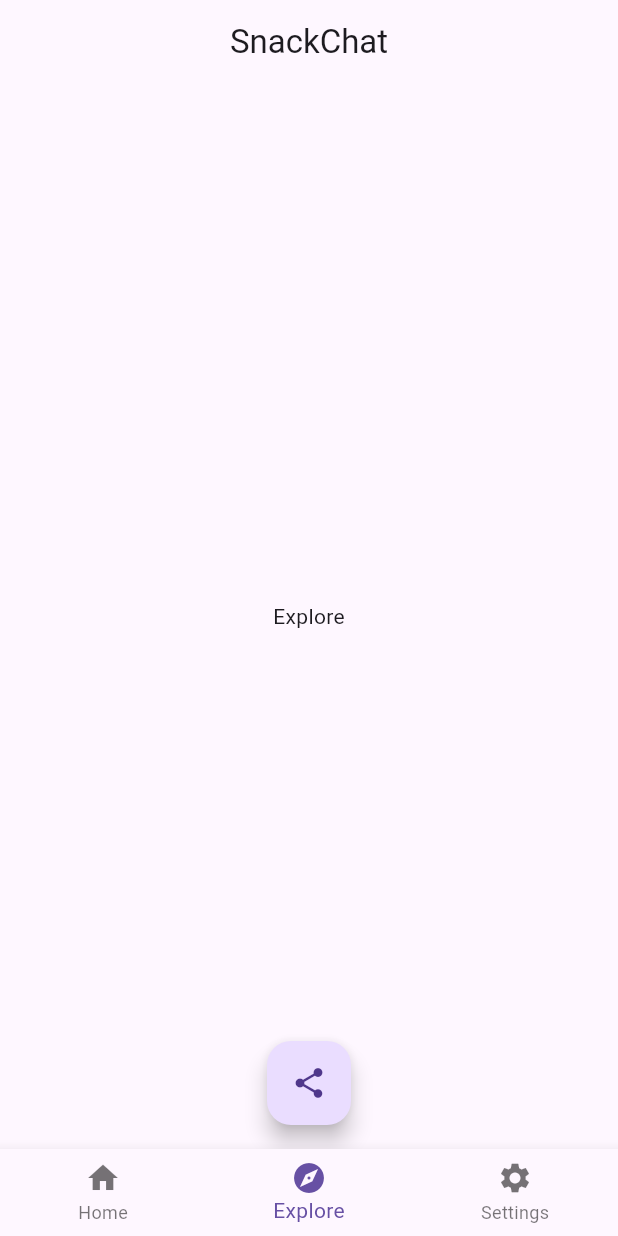
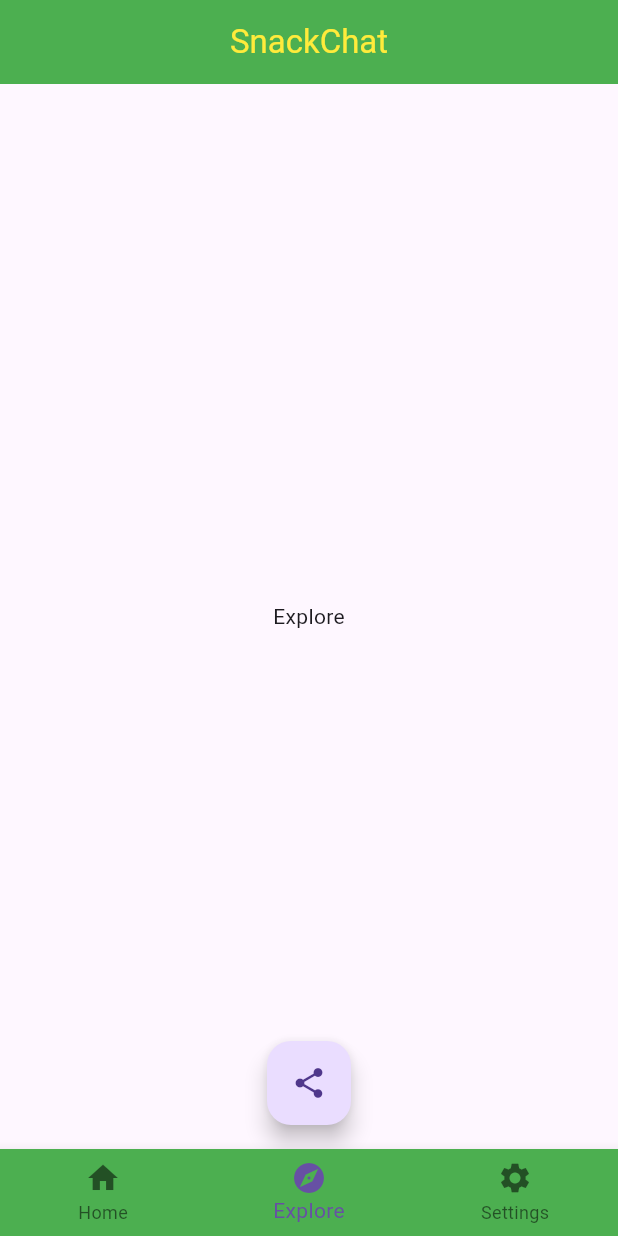
Before and after one commit to Neeraj1213/SnackChat, a Flutter app: the screen it shows after launch, on a phone screen of 412 x 824 dp. Run offline on Flutter 3.47's test engine with Material 3 defaults, Android fonts, the phone set to English and light mode, and no system bars; our stand-ins replace share_plus.

Commit message:
Designing theme.

```diff
--- a/lib/main.dart
+++ b/lib/main.dart
@@ -58,7 +58,16 @@ class _MainAppState extends State<MainApp> {
                         pageController.jumpToPage( currIndex );
                     }
                 )
-            )
+            ),
+            theme: ThemeData(
+                appBarTheme: const AppBarTheme(
+                    color: Colors.green,
+                    foregroundColor: Colors.yellow
+                ),
+                bottomNavigationBarTheme: const BottomNavigationBarThemeData(
+                    backgroundColor: Colors.green
+                )
+            ),
         );
     }
 }
```
